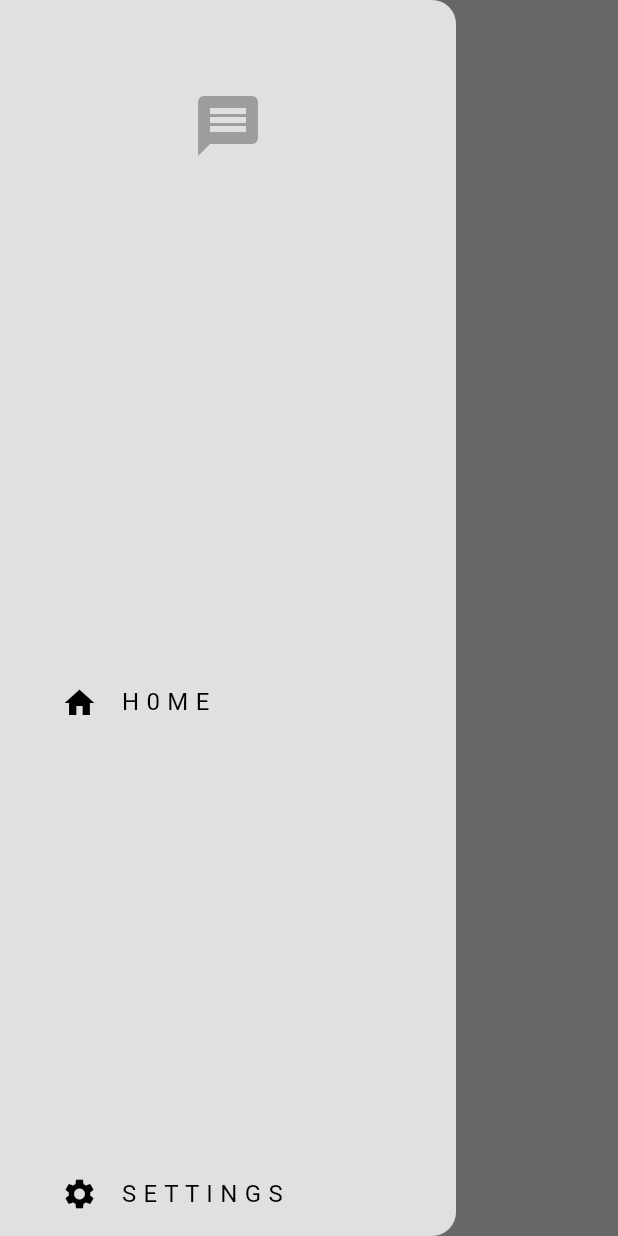
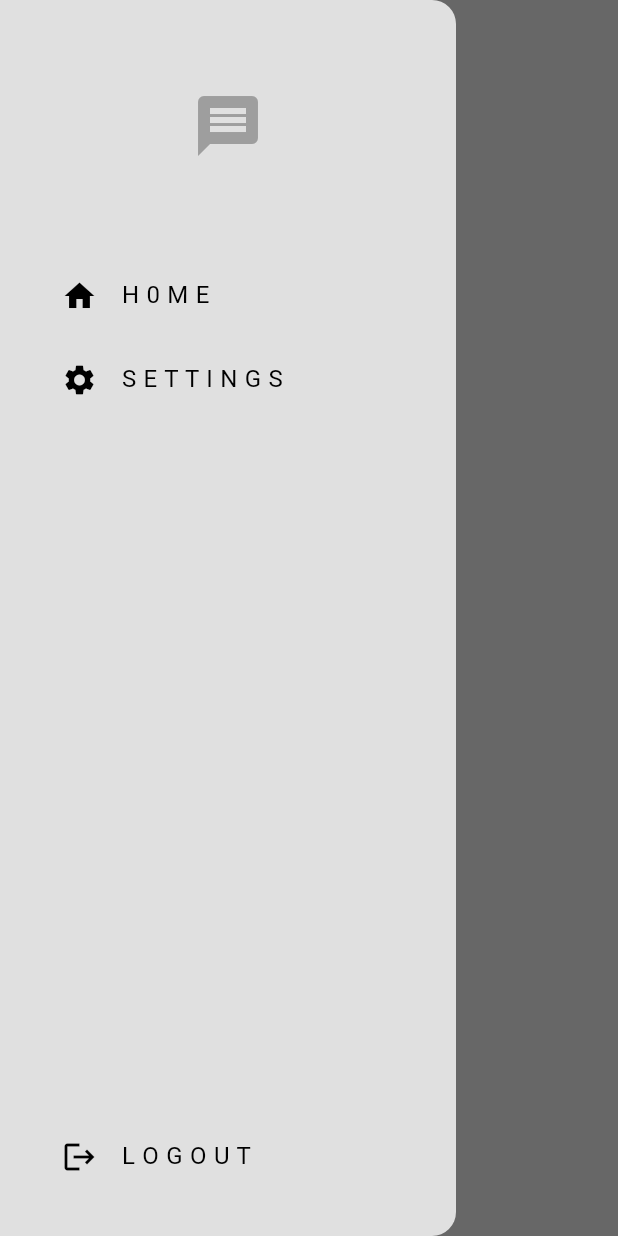
Before and after one commit to Codewithjalloh/app_six_chat_firebase, a Flutter app: the screen it shows once a user with an empty profile is signed in, with the side drawer open, on a phone screen of 412 x 824 dp. Run offline on Flutter 3.47's test engine with Material 3 defaults, Android fonts, the light colour scheme and no system bars; our stand-ins replace cloud_firestore, firebase_auth, firebase_core; accounts and stored records are empty; generated files the repository leaves out were written again.

Commit message:
logout tile added

```diff
--- a/lib/components/my_drawer.dart
+++ b/lib/components/my_drawer.dart
@@ -19,6 +19,8 @@ class MyDrawer extends StatelessWidget {
       backgroundColor: Theme.of(context).colorScheme.surface,
       child: Column(
         mainAxisAlignment: MainAxisAlignment.spaceBetween,
+        children: [
+          Column(
             children: [
               // logo
               Theme(
@@ -69,6 +71,18 @@ class MyDrawer extends StatelessWidget {
               ),
             ],
           ),
+
+          // logout tile
+          Padding(
+            padding: const EdgeInsets.only(left: 25.0, bottom: 25.0),
+            child: ListTile(
+              title: const Text("L O G O U T"),
+              leading: Icon(Icons.logout),
+              onTap: logout,
+            ),
+          )
+        ],
+      ),
     );
   }
 }
```
Lines whose indentation alone changed are shown as unchanged.
